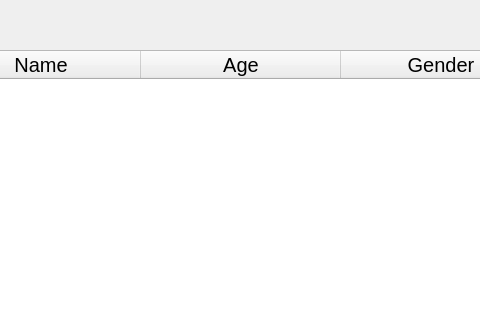
First picture: the form in ui/employee.ui, repository sriv95/Restaurant-Management, before the edit; both pictures show x 90 to 570 and y 0 to 320 of the 1174 by 908 pixel window.
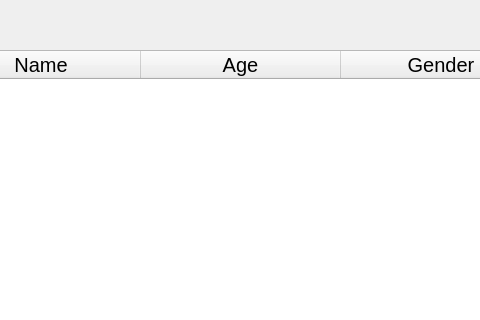
Second picture: the form after the edit.

Commit message: Improve employee table layout: adjust header resize modes and add spacing to column titles 🥳🥳

Patch:
```diff
--- a/ui/employee.ui
+++ b/ui/employee.ui
@@ -53,7 +53,7 @@
    </column>
    <column>
     <property name="text">
-     <string>Age</string>
+     <string> Age </string>
     </property>
     <property name="font">
      <font>
@@ -63,7 +63,7 @@
    </column>
    <column>
     <property name="text">
-     <string>Gender</string>
+     <string> Gender </string>
     </property>
     <property name="font">
      <font>
@@ -73,7 +73,7 @@
    </column>
    <column>
     <property name="text">
-     <string>Salary</string>
+     <string> Salary </string>
     </property>
     <property name="font">
      <font>
@@ -83,7 +83,7 @@
    </column>
    <column>
     <property name="text">
-     <string>Job</string>
+     <string> Job </string>
     </property>
     <property name="font">
      <font>
```
The commit also changes 1 other file.
